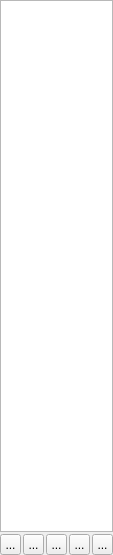
First picture: the form in src/partlist.ui, repository eigenbom/MQ-Sprite, before the edit.
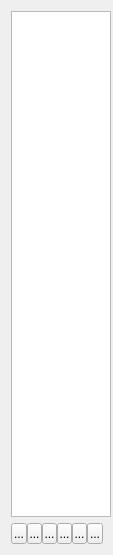
Second picture: the form after the edit. Icons and pictures are not drawn. Custom widgets are drawn as their Qt base class.

Commit message: Adding folder asset type

```diff
--- a/src/partlist.ui
+++ b/src/partlist.ui
@@ -26,21 +26,6 @@
    <string>Form</string>
   </property>
   <layout class="QVBoxLayout" name="verticalLayout">
-   <property name="spacing">
-    <number>2</number>
-   </property>
-   <property name="leftMargin">
-    <number>0</number>
-   </property>
-   <property name="topMargin">
-    <number>0</number>
-   </property>
-   <property name="rightMargin">
-    <number>0</number>
-   </property>
-   <property name="bottomMargin">
-    <number>0</number>
-   </property>
    <item>
     <widget class="AssetListWidget" name="assetList">
      <property name="sizePolicy">
@@ -84,12 +69,6 @@
    <item>
     <layout class="QHBoxLayout" name="horizontalLayout_2">
      <property name="spacing">
-      <number>2</number>
-     </property>
-     <property name="sizeConstraint">
-      <enum>QLayout::SetDefaultConstraint</enum>
-     </property>
-     <property name="bottomMargin">
       <number>0</number>
      </property>
      <item>
@@ -120,6 +99,20 @@
        </property>
       </widget>
      </item>
+     <item>
+      <widget class="QToolButton" name="toolButtonNewFolder">
+       <property name="toolTip">
+        <string>New Folder</string>
+       </property>
+       <property name="text">
+        <string>...</string>
+       </property>
+       <property name="icon">
+        <iconset resource="../icons.qrc">
+         <normaloff>:/icon/icons/browser-new-window-2.png</normaloff>:/icon/icons/browser-new-window-2.png</iconset>
+       </property>
+      </widget>
+     </item>
      <item>
       <spacer name="horizontalSpacer">
        <property name="orientation">
```
The commit also changes 10 other files.
